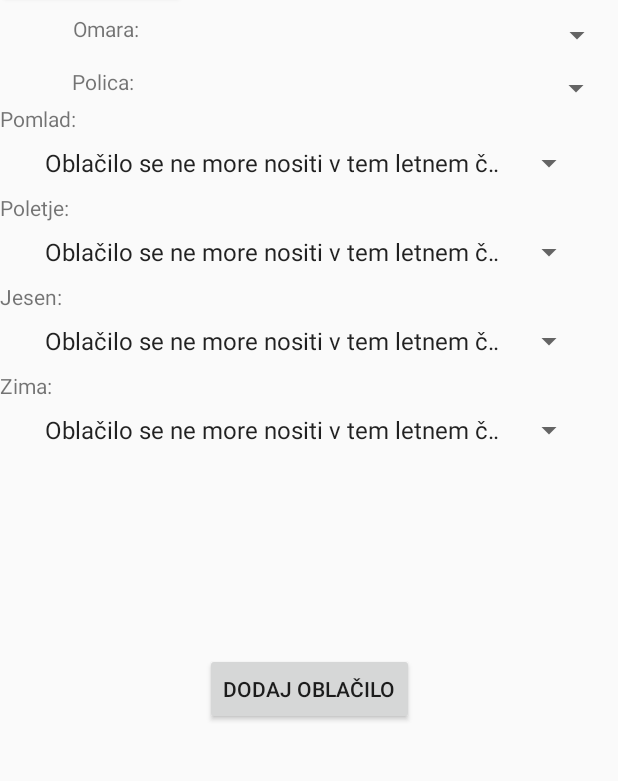
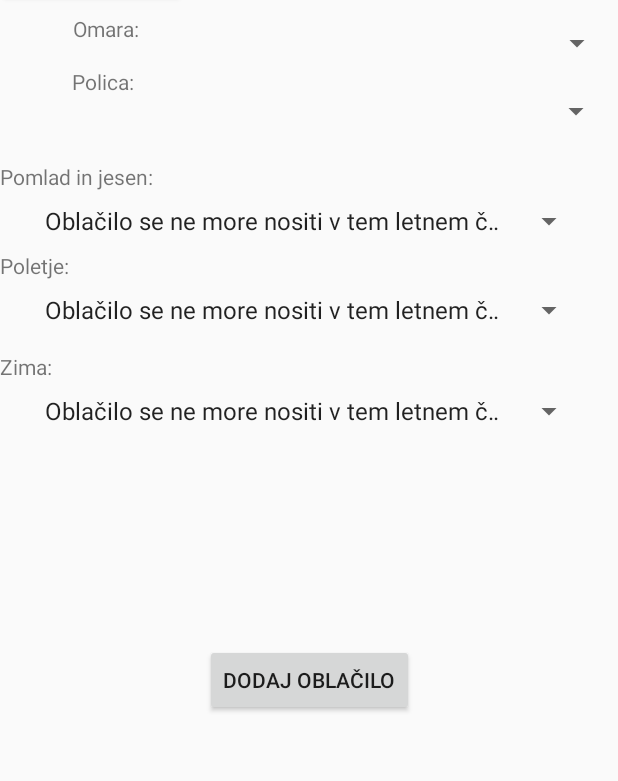
Before and after one commit to katrajh/MyClosetVse, an Android app: the DodajOblekoActivity screen opened directly, with no data from a screen before it, on a phone screen of 412 x 824 dp, the part 323-1104 px from its top. Run offline under Robolectric (Android 15) with nearby library versions, the phone set to English and light mode, and no system bars; our stand-ins replace Room's generated code.

Commit message:
Končano dodajanje obleke -letni časi

```diff
--- a/app/src/main/java/rvir/mycloset/AppDB.java
+++ b/app/src/main/java/rvir/mycloset/AppDB.java
@@ -11,7 +11,7 @@ import android.content.Context;
  */
 
 
-@Database(entities = {Omara.class, Polica.class, Oblacilo.class, Kombinacija.class, LetniCasi.class},version=6)
+@Database(entities = {Omara.class, Polica.class, Oblacilo.class, Kombinacija.class, LetniCasi.class},version=8)
 public abstract class AppDB extends RoomDatabase {
 
     public abstract OmaraDao omaraDao();
--- a/app/src/main/java/rvir/mycloset/OblaciloDao.java
+++ b/app/src/main/java/rvir/mycloset/OblaciloDao.java
@@ -37,4 +37,6 @@ public interface OblaciloDao {
 
     @Delete
     void delete(Oblacilo oblacilo);
+
+
 }
--- a/app/src/main/res/layout/activity_dodaj_obleko.xml
+++ b/app/src/main/res/layout/activity_dodaj_obleko.xml
@@ -78,7 +78,7 @@
     <Spinner
         android:id="@+id/spinnerOmara"
         android:layout_width="250dp"
-        android:layout_height="35dp"
+        android:layout_height="45dp"
         android:layout_marginEnd="3dp"
         android:layout_marginTop="5dp"
         app:layout_constraintEnd_toEndOf="parent"
@@ -87,7 +87,7 @@
     <Spinner
         android:id="@+id/spinnerPolica"
         android:layout_width="250dp"
-        android:layout_height="35dp"
+        android:layout_height="45dp"
         android:layout_marginEnd="4dp"
         app:layout_constraintEnd_toEndOf="parent"
         app:layout_constraintTop_toBottomOf="@+id/spinnerOmara" />
@@ -120,26 +120,19 @@
         android:id="@+id/textView5"
         android:layout_width="wrap_content"
         android:layout_height="wrap_content"
-        android:layout_marginTop="5dp"
-        android:text="@string/sPomlad"
+        android:layout_marginTop="44dp"
+        android:text="@string/sPomladJesen"
         app:layout_constraintStart_toStartOf="parent"
         app:layout_constraintTop_toBottomOf="@+id/txtPolica" />
 
     <Spinner
-        android:id="@+id/spinnerPomlad"
+        android:id="@+id/spinnerPomladJesen"
         android:layout_width="368dp"
         android:layout_height="40dp"
         android:entries="@array/arrLetniCasi"
         app:layout_constraintEnd_toEndOf="parent"
         app:layout_constraintStart_toStartOf="parent"
         app:layout_constraintTop_toBottomOf="@+id/textView5" />
-
-    <TextView
-        android:id="@+id/textView7"
-        android:layout_width="wrap_content"
-        android:layout_height="wrap_content"
-        android:text="@string/sJesen"
-        app:layout_constraintTop_toBottomOf="@+id/spinnerPoletje"/>
 
     <Spinner
         android:id="@+id/spinnerPoletje"
@@ -149,15 +142,6 @@
         app:layout_constraintEnd_toEndOf="parent"
         app:layout_constraintStart_toStartOf="parent"
         app:layout_constraintTop_toBottomOf="@+id/textView6" />
-
-    <Spinner
-        android:id="@+id/spinnerJesen"
-        android:layout_width="368dp"
-        android:layout_height="40dp"
-        android:entries="@array/arrLetniCasi"
-        app:layout_constraintEnd_toEndOf="parent"
-        app:layout_constraintStart_toStartOf="parent"
-        app:layout_constraintTop_toBottomOf="@+id/textView7" />
 
     <Spinner
         android:id="@+id/spinnerZima"
@@ -172,8 +156,9 @@
         android:id="@+id/textView8"
         android:layout_width="wrap_content"
         android:layout_height="wrap_content"
+        android:layout_marginTop="8dp"
         android:text="@string/sZima"
-        app:layout_constraintTop_toBottomOf="@+id/spinnerJesen" />
+        app:layout_constraintTop_toBottomOf="@+id/spinnerPoletje" />
 
     <Button
         android:id="@+id/gumbShraniObleko"
@@ -193,6 +178,6 @@
         android:layout_height="wrap_content"
         android:text="@string/sPoletje"
         app:layout_constraintStart_toStartOf="parent"
-        app:layout_constraintTop_toBottomOf="@+id/spinnerPomlad" />
+        app:layout_constraintTop_toBottomOf="@+id/spinnerPomladJesen" />
 
 </android.support.constraint.ConstraintLayout>
--- a/app/src/main/res/values/strings.xml
+++ b/app/src/main/res/values/strings.xml
@@ -26,8 +26,7 @@
     <string name="sOmara">Omara:</string>
     <string name="sPolica">Polica:</string>
     <string name="sPoletje">Poletje:</string>
-    <string name="sPomlad">Pomlad:</string>
-    <string name="sJesen">Jesen:</string>
+    <string name="sPomladJesen">Pomlad in jesen:</string>
     <string name="sZima">Zima:</string>
     <string-array name="arrLetniCasi">
         <item>Oblačilo se ne more nositi v tem letnem času</item>
```
Also changed, not shown: app/build.gradle (+7 -5 lines), app/src/main/java/rvir/mycloset/CreateList.java (added, +23 -0 lines), app/src/main/java/rvir/mycloset/DodajOblekoActivity.java (+16 -12 lines), app/src/main/java/rvir/mycloset/GalleryAdapter.java (added, +53 -0 lines), app/src/main/java/rvir/mycloset/LetniCasi.java (+7 -19 lines), app/src/main/java/rvir/mycloset/Oblacilo.java (+10 -19 lines), app/src/main/java/rvir/mycloset/SeznamOblekActivity.java (+25 -5 lines), app/src/main/res/layout/activity_seznam_oblek.xml (+5 -28 lines), app/src/main/res/layout/cell_layout.xml (added, +19 -0 lines).
